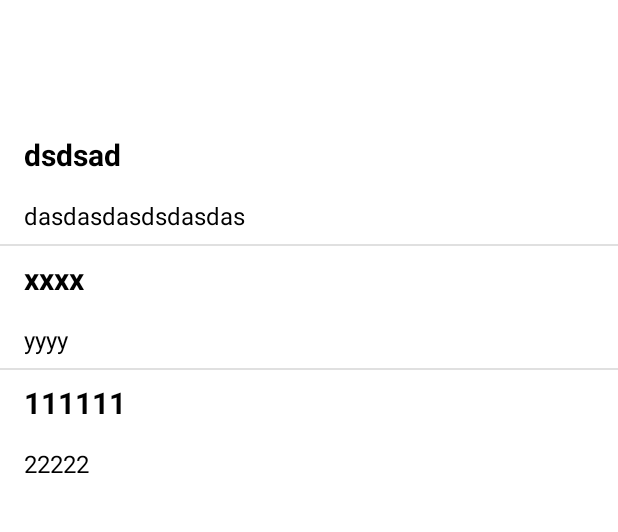
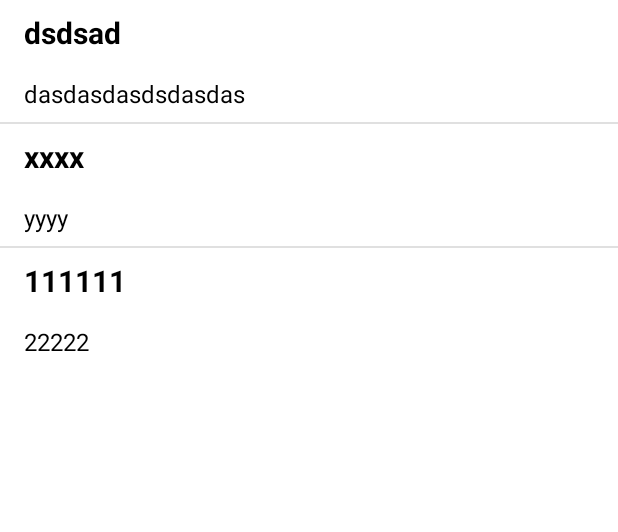
Before and after one commit to snagy8319/OneNote2025_SN, an Android app: the NoteListActivity screen opened directly, with no data from a screen before it, on a phone screen of 412 x 824 dp, the part 96-628 px from its top. Run offline under Robolectric (Android 15) with nearby library versions, the light colour scheme and no system bars.

Commit message:
Use ViewHolderPattern.

```diff
--- a/app/src/main/java/com/onenote/android/NoteAdapter.kt
+++ b/app/src/main/java/com/onenote/android/NoteAdapter.kt
@@ -24,12 +24,30 @@ class NoteAdapter(context: Context, var notes: List<Note>): BaseAdapter() {
     }
 
     override fun getView(position: Int, convertView: View?, parent: ViewGroup?): View {
-        val view = inflater.inflate(R.layout.list_item_view, parent, false)
-        val title = view.findViewById<TextView>(R.id.title)
-        val message = view.findViewById<TextView>(R.id.message)
-        title.text = notes[position].title
-        message.text = notes[position].message
+        val view: View
+        val holder: ViewHolder
+
+        if (convertView == null) {
+            view = inflater.inflate(R.layout.list_item_view, parent, false)
+
+            holder = ViewHolder()
+            holder.title = view.findViewById(R.id.title)
+            holder.message = view.findViewById(R.id.message)
+
+            view.tag = holder
+        } else {
+            view = convertView
+            holder = convertView.tag as ViewHolder
+        }
+
+        holder.title.text = notes[position].title
+        holder.message.text = notes[position].message
 
         return view
     }
+
+    private class ViewHolder {
+        lateinit var title: TextView
+        lateinit var message: TextView
+    }
 }
--- a/app/src/main/java/com/onenote/android/NoteListActivity.kt
+++ b/app/src/main/java/com/onenote/android/NoteListActivity.kt
@@ -12,8 +12,6 @@ import androidx.appcompat.app.AppCompatActivity
 
 class NoteListActivity : AppCompatActivity() {
 
-    lateinit var noteTitle: TextView
-    lateinit var noteMessage: TextView
     lateinit var listView: ListView
 
     override fun onCreate(savedInstanceState: Bundle?) {
@@ -24,8 +22,6 @@ class NoteListActivity : AppCompatActivity() {
         setSupportActionBar(findViewById(R.id.toolbar))
 
         // Find views by ID
-        noteTitle = findViewById(R.id.noteTitle)
-        noteMessage = findViewById(R.id.noteMessage)
         listView = findViewById(R.id.listView)
 
         // Simple ListView example
@@ -46,9 +42,7 @@ class NoteListActivity : AppCompatActivity() {
     override fun onResume() {
         super.onResume()
 
-        // Reload title and message from preferences
-        noteTitle.text = Preferences(this).getNoteTitle()
-        noteMessage.text = Preferences(this).getNoteMessage()
+        // Reload title and message
     }
 
     override fun onCreateOptionsMenu(menu: Menu?): Boolean {
--- a/app/src/main/res/layout/activity_note_list.xml
+++ b/app/src/main/res/layout/activity_note_list.xml
@@ -16,20 +16,6 @@
         android:background="@color/blue"
         app:titleTextColor="@color/white"/>
 
-    <TextView
-        android:id="@+id/noteTitle"
-        android:layout_width="match_parent"
-        android:layout_height="wrap_content"
-        style="@style/ListItem.Title"
-        android:text="@string/title"/>
-
-    <TextView
-        android:id="@+id/noteMessage"
-        android:layout_width="match_parent"
-        android:layout_height="wrap_content"
-        style="@style/ListItem.Message"
-        android:text="@string/message"/>
-
     <ListView
         android:id="@+id/listView"
         android:layout_width="match_parent"
```
